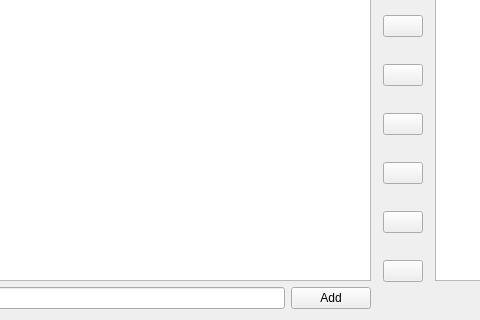
Above: source/customgitactions.ui from Rolloke/GUI-Apps before the change; both pictures show x 220 to 700 and y 121 to 441 of the 906 by 441 pixel window. Below: the same form after it.
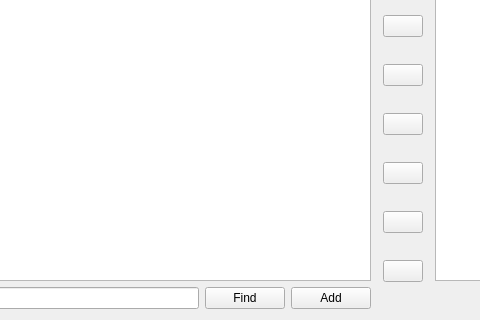
That is the form after the change. Icons and pictures are not drawn.

Commit message: find in custom commands

What changed in the file:
```diff
--- a/source/customgitactions.ui
+++ b/source/customgitactions.ui
@@ -120,6 +120,16 @@
          </property>
         </widget>
        </item>
+       <item>
+        <widget class="QPushButton" name="btnFind">
+         <property name="toolTip">
+          <string>Find in command table</string>
+         </property>
+         <property name="text">
+          <string>Find</string>
+         </property>
+        </widget>
+       </item>
        <item>
         <widget class="QPushButton" name="btnAddCommand">
          <property name="toolTip">
```
The commit also changes 3 other files.
